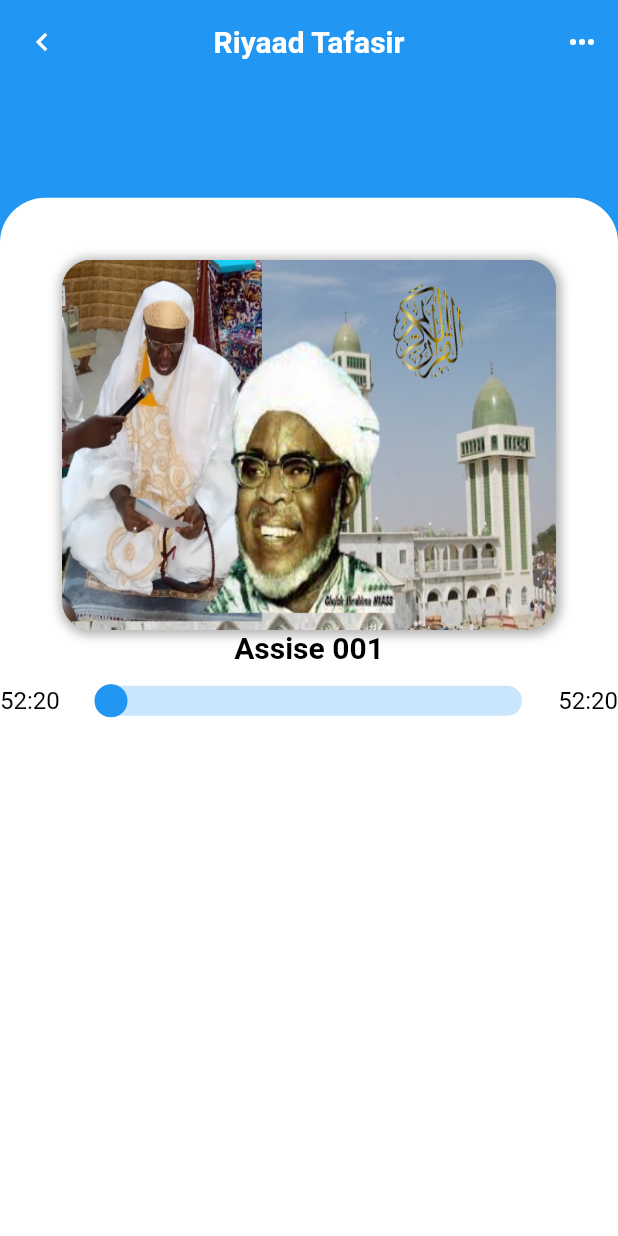
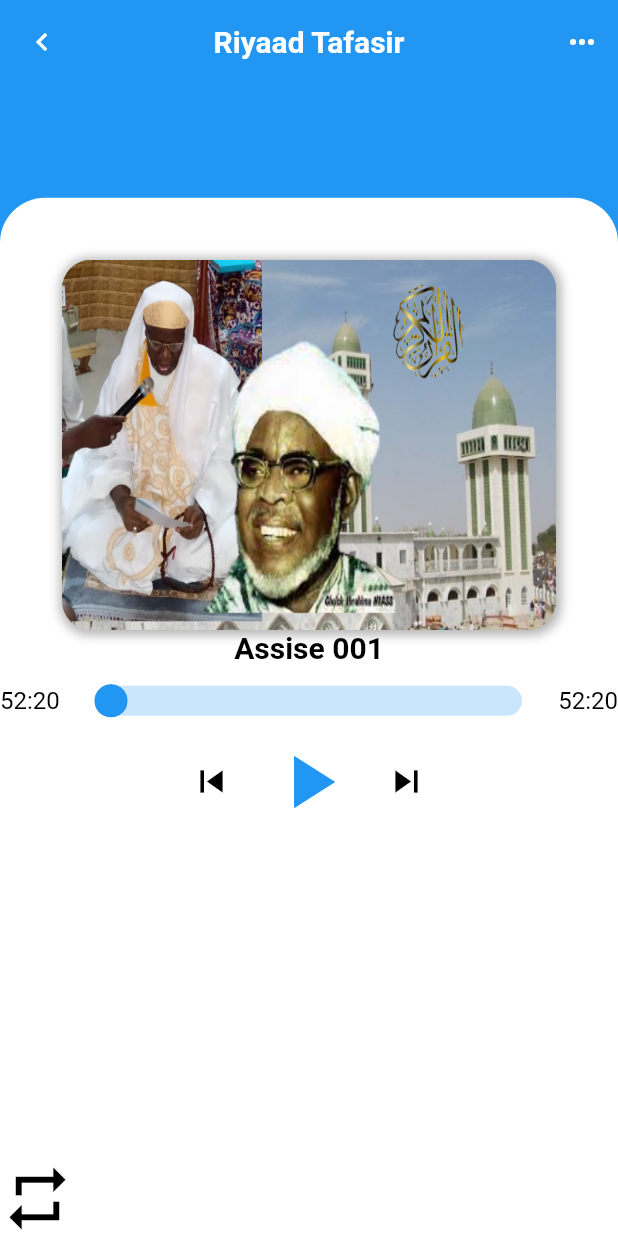
Before and after one commit to traore84/tafsir_app, a Flutter app: the screen it shows after launch, on a phone screen of 412 x 824 dp. Run offline on Flutter 3.47's test engine with Material 2 defaults, Android fonts, the light colour scheme and no system bars; our stand-ins replace cloud_firestore, firebase_core, get, google_fonts; accounts and stored records are empty.

Commit message:
player controls
fin de creation de player controls

```diff
--- a/lib/screens/player_screen.dart
+++ b/lib/screens/player_screen.dart
@@ -39,8 +39,7 @@ class PlayerScreen extends StatelessWidget {
           ),
         ],
       ),
-      body: Obx(
-        () => Stack(
+      body: Stack(
         children: [
           Positioned(
             left: 0,
@@ -68,7 +67,6 @@ class PlayerScreen extends StatelessWidget {
           ),
         ],
       ),
-      ),
     );
   }
 
@@ -88,16 +86,78 @@ class PlayerScreen extends StatelessWidget {
                   style: playerBodyTextStyle,
                 ),
               ),
-              slider()
+              slider(),
+              playerControls(),
             ],
           ),
         ),
+        playerBottomControls(),
       ],
     );
   }
 
+  Widget playerBottomControls() {
+    return Container(
+      child: Row(
+        children: [
+          InkWell(
+            child: Container(
+              child: Icon(
+                Icons.repeat,
+                color: Colors.black,
+                size: 50,
+              ),
+            ),
+          )
+        ],
+      ),
+    );
+  }
+
+  Widget playerControls() {
+    return Container(
+      child: Row(
+        mainAxisAlignment: MainAxisAlignment.center,
+        children: [
+          InkWell(
+            child: Container(
+              child: Icon(
+                Icons.skip_previous,
+                color: Colors.black,
+                size: 30,
+              ),
+            ),
+          ),
+          SizedBox(
+            width: 20,
+          ),
+          InkWell(
+            child: Container(
+              child: Icon(
+                Icons.play_arrow,
+                color: primaryColor,
+                size: 60,
+              ),
+            ),
+          ),
+          SizedBox(
+            width: 20,
+          ),
+          InkWell(
+            child: Container(
+              child: Icon(
+                Icons.skip_next,
+                color: Colors.black,
+                size: 30,
+              ),
+            ),
+          ),
+        ],
+      ),
+    );
+  }
+
   Widget slider() {
-    double value = playerController.sliderValue.value;
     return Container(
       width: Get.width,
       child: SliderTheme(
```
Lines whose indentation alone changed are shown as unchanged.
